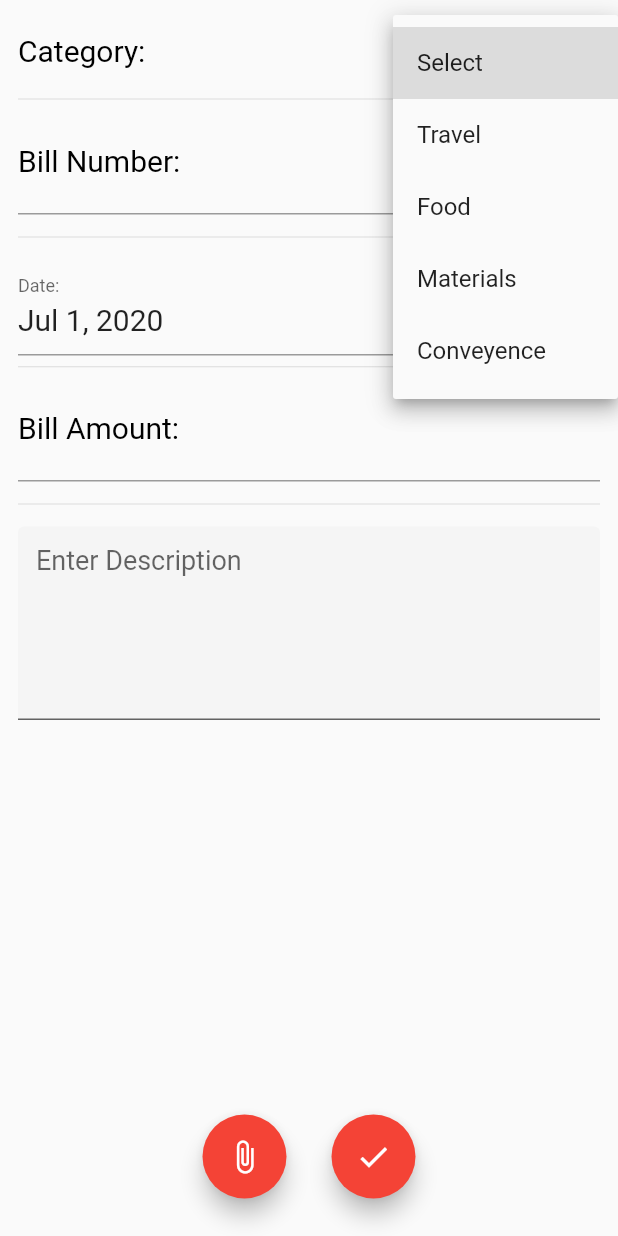
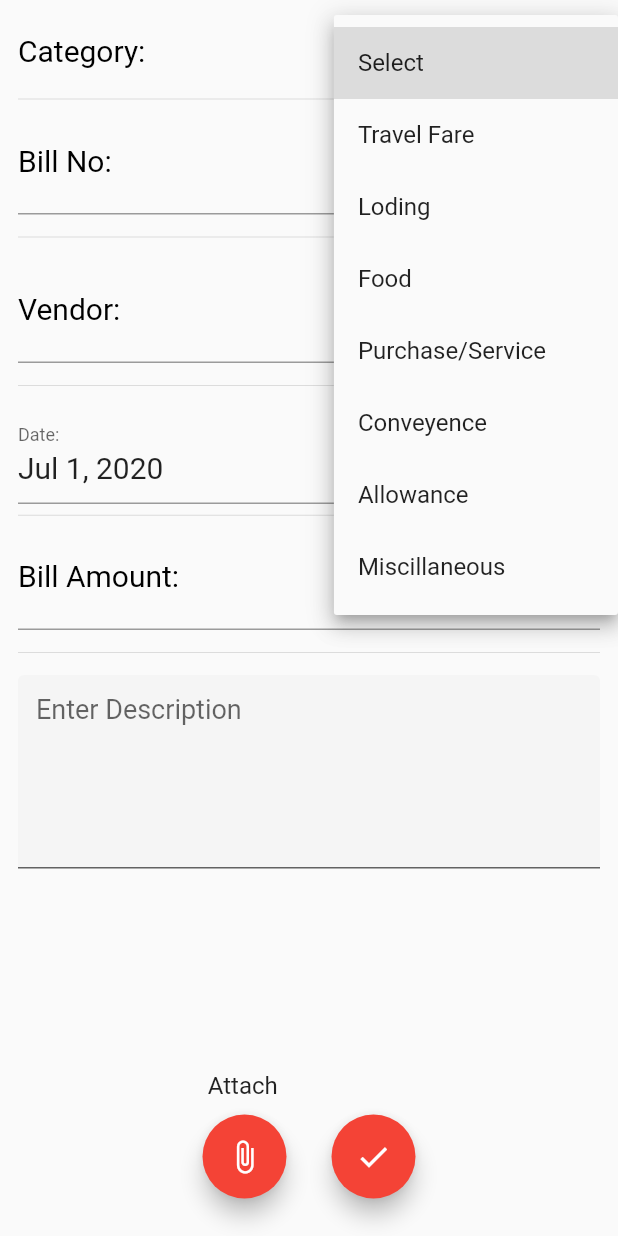
Before and after one commit to vishruth-v/Expense-Tracker, a Flutter app: the NewExpense widget shown alone on an empty page, opened directly, after a tap on "Select", on a phone screen of 412 x 824 dp. Run offline on Flutter 3.47's test engine with Material 2 defaults, Android fonts, the phone set to English and light mode, and no system bars; our stand-ins replace image_picker.

Commit message:
Added Attach options and attachment preview

```diff
--- a/Vishruth/expense_track_vish/lib/newexpense.dart
+++ b/Vishruth/expense_track_vish/lib/newexpense.dart
@@ -5,7 +5,6 @@ import 'package:flutter/material.dart';
 import 'package:flutter/services.dart';
 import 'package:intl/intl.dart';
 import 'package:image_picker/image_picker.dart';
-
 
 //void main() => runApp(MyApp());
 
@@ -38,22 +37,26 @@ class _NewExpenseState extends State<NewExpense> {
   String dropdownValue = 'Select';
   DateTime selectedDate = DateTime.now();
   String billno;
+  String vendor;
   double amount;
   bool _validate = false;
   String description;
   List<String> _categories = [
     'Select',
-    'Travel',
+    'Travel Fare',
+    'Loding',
     'Food',
-    'Materials',
-    'Conveyence'
+    'Purchase/Service',
+    'Conveyence',
+    'Allowance',
+    'Miscillaneous'
   ];
 
   List<String> _attachOptions = ['Camera', 'Gallery'];
 
   String attachOption;
 
-  File _image;
+  File image;
   final picker = ImagePicker();
   AttachOption _attachoption;
   //final format = DateFormat("yyyy-MM-dd");
@@ -100,11 +103,25 @@ class _NewExpenseState extends State<NewExpense> {
                 Divider(),
                 TextField(
                   decoration: InputDecoration(
-                      labelText: 'Bill Number:',
+                      labelText: 'Bill No:',
                       labelStyle: TextStyle(color: Colors.black, fontSize: 20)),
                   onChanged: (String text) {
                     setState(() {
                       billno = text;
+                    });
+                  },
+                  style: TextStyle(fontSize: 22),
+                ),
+                Divider(
+                  height: 30,
+                ),
+                TextField(
+                  decoration: InputDecoration(
+                      labelText: 'Vendor:',
+                      labelStyle: TextStyle(color: Colors.black, fontSize: 20)),
+                  onChanged: (String text) {
+                    setState(() {
+                      vendor = text;
                     });
                   },
                   style: TextStyle(fontSize: 22),
@@ -224,10 +241,27 @@ class _NewExpenseState extends State<NewExpense> {
               ],
             ),
           ),
+          Container(
+            margin: EdgeInsets.only(
+              bottom: 10,
+            ),
+            alignment: AlignmentDirectional.bottomStart,
+            width: image == null ? 135 : 150,
+            height: image == null ? null : 100,
+            child: image == null
+                ? Text(
+                    'Attach',
+                    style: TextStyle(
+                      fontSize: 16,
+                    ),
+                  )
+                : Image.file(image),
+          ),
           Row(
             mainAxisAlignment: MainAxisAlignment.center,
             children: <Widget>[
               PopupMenuButton<AttachOption>(
+                tooltip: 'Attach Bill Image',
                 child: FloatingActionButton(
                   child: Icon(Icons.attach_file),
                   onPressed: null,
@@ -278,6 +312,7 @@ class _NewExpenseState extends State<NewExpense> {
                 onPressed: _submitDialog,
                 child: Icon(Icons.done),
                 backgroundColor: Colors.red,
+                tooltip: 'Submit Expense',
               ),
             ],
           )
@@ -369,7 +404,7 @@ class _NewExpenseState extends State<NewExpense> {
 
     if (pickedFile != null) {
       setState(() {
-        _image = File(pickedFile.path);
+        image = File(pickedFile.path);
       });
     }
   }
@@ -379,7 +414,7 @@ class _NewExpenseState extends State<NewExpense> {
 
     if (pickedFile != null) {
       setState(() {
-        _image = File(pickedFile.path);
+        image = File(pickedFile.path);
       });
     }
   }
```
